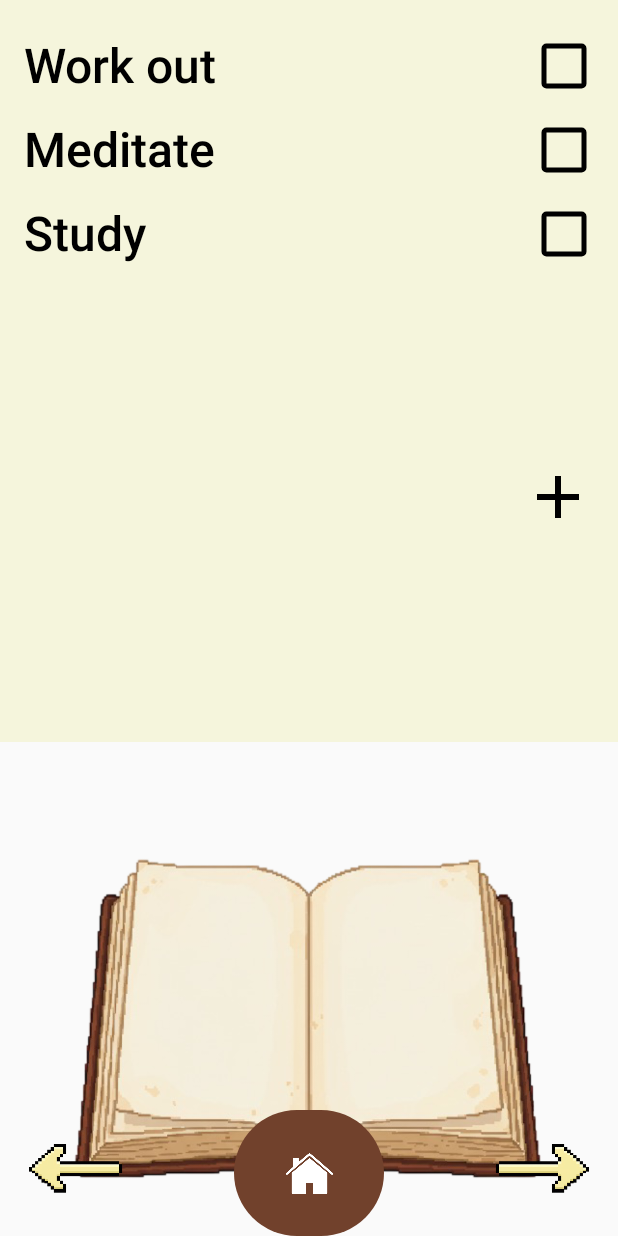
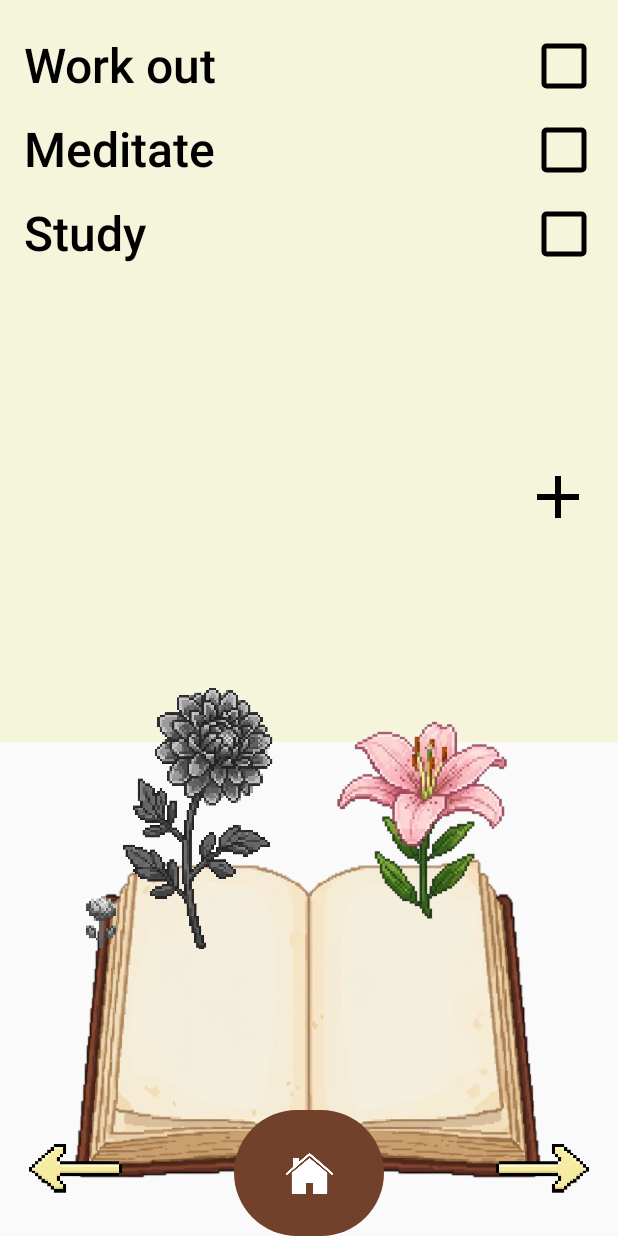
Before and after one commit to porkosaurus/adhd-app, an Android app built with Jetpack Compose: the screen it shows after launch (MainActivity), after a tap on "Scrapbook", on a phone screen of 412 x 824 dp. Run offline under Robolectric (Android 15) with nearby library versions, the phone set to English and light mode, and no system bars; 1 other tap on this screen came first.

Commit message:
Scrapbook complete

```diff
--- a/app/src/main/java/com/example/myapplication/MainActivity.kt
+++ b/app/src/main/java/com/example/myapplication/MainActivity.kt
@@ -3,6 +3,7 @@ package com.example.myapplication
 import android.os.Bundle
 import androidx.activity.ComponentActivity
 import androidx.activity.compose.setContent
+import androidx.activity.result.contract.ActivityResultContracts
 import androidx.compose.animation.AnimatedVisibility
 import androidx.compose.animation.core.tween
 import androidx.compose.animation.slideInVertically
@@ -67,8 +68,9 @@ fun MainPageUI(isTaskWindowVisible: Boolean) {
     val flowers = listOf(
         R.drawable.flower1,
         R.drawable.flower2,
-        R.drawable.flower3
-
+        R.drawable.flower3,
+        R.drawable.flower4,
+        R.drawable.flower5
     )
 
 
@@ -310,10 +312,31 @@ fun MainPageUI(isTaskWindowVisible: Boolean) {
                     modifier = Modifier
                         .size(600.dp)
                 )
+                Image (
+                    painter = painterResource(id = flowers[(flowerIndex.value - 1 + flowers.size) % flowers.size]),
+                    contentDescription = "Left Flower",
+                    contentScale = ContentScale.Fit,
+                    modifier = Modifier
+                        .size(200.dp)
+                        .align(Alignment.CenterStart)
+                        .offset(x = 30.dp, y = (-115).dp)
+
+                )
+                Image(
+                    painter = painterResource(id = flowers[flowerIndex.value]),
+                    contentDescription = "Right Flower",
+                    contentScale = ContentScale.Fit,
+                    modifier = Modifier
+                        .size(200.dp)
+                        .align(Alignment.CenterEnd)
+                        .offset(x = (-30).dp,y = (-115).dp)
+
+                )
                 Box(modifier = Modifier.fillMaxSize()) {
                     IconButton(
-                        onClick = {
+                        onClick = { //Right Arrow
                             // Action for IconButton click (you can add functionality here)
+                            flowerIndex.value = (flowerIndex.value + 1) % flowers.size
                         },
                         modifier = Modifier
                             .size(100.dp)
@@ -329,9 +352,9 @@ fun MainPageUI(isTaskWindowVisible: Boolean) {
                         )
                     }
                     IconButton(
-                        onClick = {
-
-                        //functionality later
+                        onClick = { //Left Arrow
+                            flowerIndex.value = (flowerIndex.value - 1 + flowers.size) % flowers.size
+                            //functionality later
                         },
                         modifier = Modifier
                             .size(100.dp)
@@ -352,15 +375,15 @@ fun MainPageUI(isTaskWindowVisible: Boolean) {
                         )
 
 
-                    //Icon to return to menu:
+                        //Icon to return to menu:
 
                     }
 
                     IconButton(
                         onClick = {isScrapbookVisible.value = !isScrapbookVisible.value},
-                    modifier = Modifier.size(100.dp)
-                                .padding(top = 16.dp)
-                                 .align(Alignment.BottomCenter)
+                        modifier = Modifier.size(100.dp)
+                            .padding(top = 16.dp)
+                            .align(Alignment.BottomCenter)
                     ) {
                         Box(
                             modifier = Modifier
```
Also changed, not shown: app/src/main/res/drawable/flower4.png (added), app/src/main/res/drawable/flower5.png (added).
